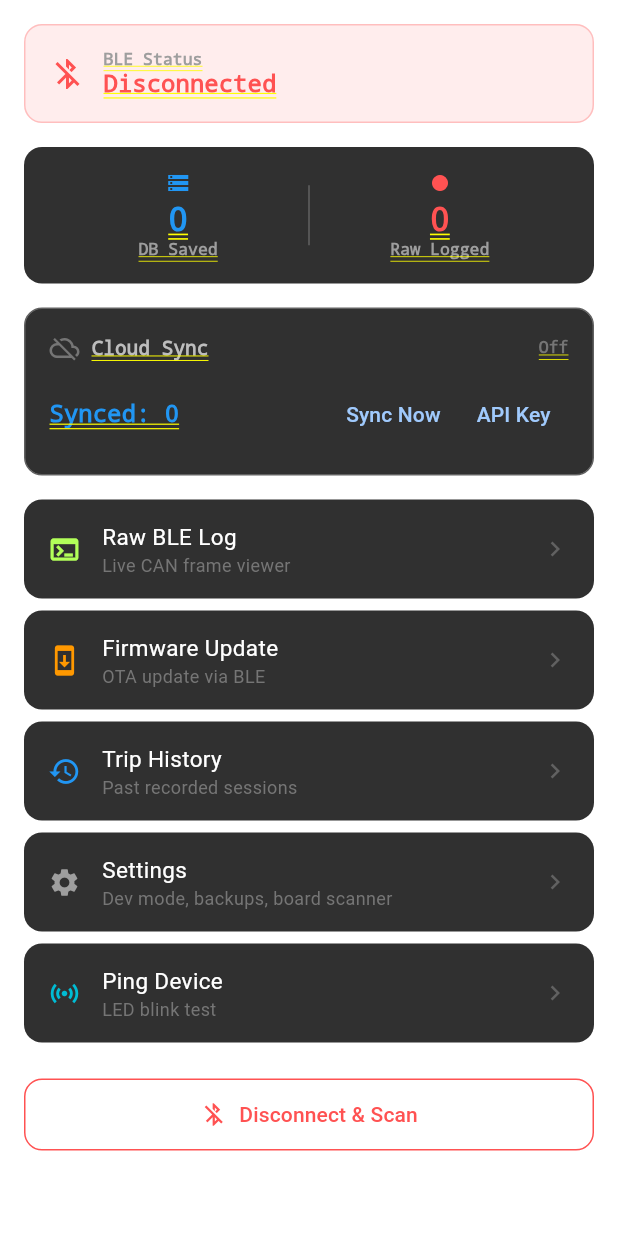
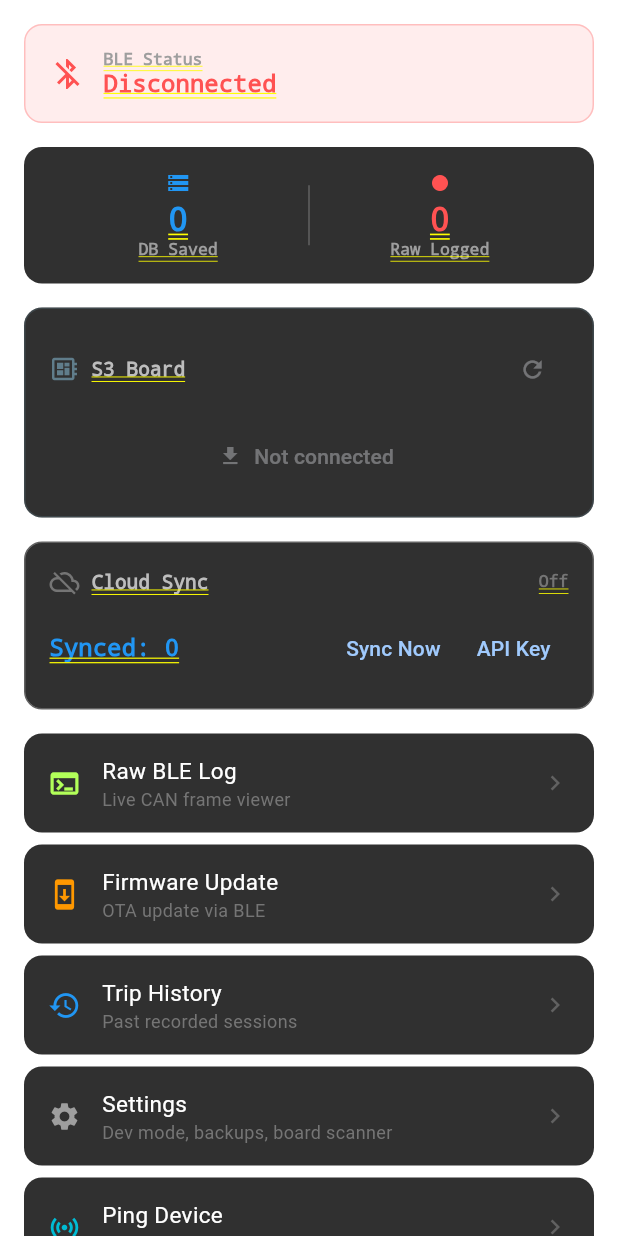
Before and after one commit to Pakzartl/esp32-obd2, a Flutter app: the DevTab screen opened directly with empty values, on a phone screen of 412 x 824 dp. Run offline on Flutter 3.47's test engine with Material 3 defaults, Android fonts, the phone set to English and light mode, and no system bars; our stand-ins replace flutter_blue_plus, shared_preferences, sqflite; accounts and stored records are empty.

Commit message:
feat: BLE management characteristic + WPA2 portal + app board mgmt UI
Add BLE mgmt characteristic (0xf9) for reading board info (uptime, heap,
board temp, logger stats, trip/peer status) and sending commands (clear
logs, restart) directly from the app without WiFi. WiFi portal secured
with WPA2. Dev tab shows S3 Board card with live stats and controls.

```diff
--- a/app/lib/screens/tabs/dev_tab.dart
+++ b/app/lib/screens/tabs/dev_tab.dart
@@ -38,6 +38,8 @@ class _DevTabState extends State<DevTab> {
   BleService get bleService => widget.bleService;
   CloudSyncService get cloudSync => widget.cloudSync;
   bool _syncing = false;
+  Map<String, dynamic>? _mgmt;
+  bool _mgmtLoading = false;
 
   @override
   Widget build(BuildContext context) {
@@ -49,6 +51,9 @@ class _DevTabState extends State<DevTab> {
         const SizedBox(height: 16),
         // Debug counters
         _countersCard(),
+        const SizedBox(height: 16),
+        // Board management
+        _boardMgmtCard(context),
         const SizedBox(height: 16),
         // Cloud sync
         _cloudSyncCard(context),
@@ -274,6 +279,130 @@ class _DevTabState extends State<DevTab> {
     );
   }
 
+  Widget _boardMgmtCard(BuildContext context) {
+    return Container(
+      padding: const EdgeInsets.all(16),
+      decoration: BoxDecoration(
+        color: Colors.grey[850],
+        borderRadius: BorderRadius.circular(12),
+        border: Border.all(color: Colors.blueGrey.withValues(alpha: 0.3)),
+      ),
+      child: Column(
+        crossAxisAlignment: CrossAxisAlignment.start,
+        children: [
+          Row(
+            children: [
+              Icon(Icons.developer_board, color: Colors.blueGrey, size: 20),
+              const SizedBox(width: 8),
+              Text('S3 Board',
+                  style: TextStyle(color: Colors.grey[400], fontSize: 13)),
+              const Spacer(),
+              if (_mgmtLoading)
+                const SizedBox(
+                  width: 14, height: 14,
+                  child: CircularProgressIndicator(strokeWidth: 2, color: Colors.blueGrey),
+                )
+              else
+                IconButton(
+                  icon: const Icon(Icons.refresh, size: 18),
+                  color: Colors.blueGrey,
+                  padding: EdgeInsets.zero,
+                  constraints: const BoxConstraints(),
+                  onPressed: connected ? _refreshMgmt : null,
+                ),
+            ],
+          ),
+          const SizedBox(height: 10),
+          if (_mgmt != null) ...[
+            _mgmtRow('Uptime', '${_mgmt!['uptime_h']}h ${_mgmt!['uptime_m']}m'),
+            _mgmtRow('Heap', '${_mgmt!['heap_kb']} KB'),
+            _mgmtRow('Board Temp', '${_mgmt!['board_temp']}°C'),
+            _mgmtRow('Log Records', '${_mgmt!['log_records']}'),
+            _mgmtRow('Log Used', '${_mgmt!['log_used_kb']} KB'),
+            _mgmtRow('Log Free', '${_mgmt!['log_free_kb']} KB'),
+            _mgmtRow('Trips', '${_mgmt!['trip_count']}'),
+            _mgmtRow('ESP-NOW Peer', _mgmt!['peer_known'] ? 'Yes' : 'No'),
+            const SizedBox(height: 12),
+            Row(
+              children: [
+                Expanded(
+                  child: OutlinedButton.icon(
+                    onPressed: () async {
+                      final ok = await bleService.clearLogs();
+                      if (context.mounted) {
+                        ScaffoldMessenger.of(context).showSnackBar(
+                          SnackBar(content: Text(ok ? 'Logs cleared' : 'Failed')),
+                        );
+                        if (ok) _refreshMgmt();
+                      }
+                    },
+                    icon: const Icon(Icons.delete_outline, size: 16),
+                    label: const Text('Clear Logs'),
+                    style: OutlinedButton.styleFrom(
+                      foregroundColor: Colors.orange,
+                      side: const BorderSide(color: Colors.orange),
+                    ),
+                  ),
+                ),
+                const SizedBox(width: 8),
+                Expanded(
+                  child: OutlinedButton.icon(
+                    onPressed: () async {
+                      final confirm = await showDialog<bool>(
+                        context: context,
+                        builder: (ctx) => AlertDialog(
+                          backgroundColor: Colors.grey[850],
+                          title: const Text('Restart S3?', style: TextStyle(color: Colors.white)),
+                          actions: [
+                            TextButton(onPressed: () => Navigator.pop(ctx, false), child: const Text('Cancel')),
+                            TextButton(onPressed: () => Navigator.pop(ctx, true), child: const Text('Restart', style: TextStyle(color: Colors.red))),
+                          ],
+                        ),
+                      );
+                      if (confirm == true) await bleService.restartDevice();
+                    },
+                    icon: const Icon(Icons.restart_alt, size: 16),
+                    label: const Text('Restart'),
+                    style: OutlinedButton.styleFrom(
+                      foregroundColor: Colors.redAccent,
+                      side: const BorderSide(color: Colors.redAccent),
+                    ),
+                  ),
+                ),
+              ],
+            ),
+          ] else
+            Center(
+              child: TextButton.icon(
+                onPressed: connected ? _refreshMgmt : null,
+                icon: const Icon(Icons.download, size: 16),
+                label: Text(connected ? 'Read Board Info' : 'Not connected'),
+              ),
+            ),
+        ],
+      ),
+    );
+  }
+
+  Widget _mgmtRow(String label, String value) {
+    return Padding(
+      padding: const EdgeInsets.symmetric(vertical: 2),
+      child: Row(
+        mainAxisAlignment: MainAxisAlignment.spaceBetween,
+        children: [
+          Text(label, style: TextStyle(color: Colors.grey[500], fontSize: 12)),
+          Text(value, style: const TextStyle(color: Colors.white, fontSize: 12, fontFamily: 'monospace', fontWeight: FontWeight.bold)),
+        ],
+      ),
+    );
+  }
+
+  Future<void> _refreshMgmt() async {
+    setState(() => _mgmtLoading = true);
+    final info = await bleService.readMgmtInfo();
+    if (mounted) setState(() { _mgmt = info; _mgmtLoading = false; });
+  }
+
   Widget _cloudSyncCard(BuildContext context) {
     final running = cloudSync.isRunning;
     final error = cloudSync.lastError;
```
Also changed, not shown: app/lib/services/ble_service.dart (+49 -0 lines), 2 other files.
